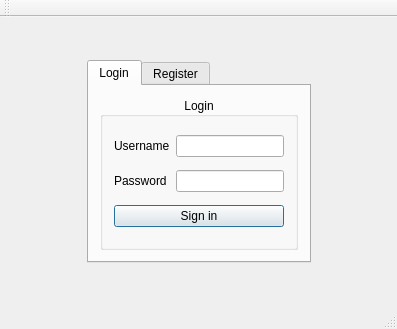
The window that Client/login.ui (PolitoTeam/Scriba) describes before a commit, drawn with Qt 5.
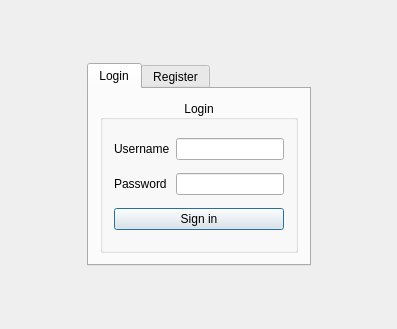
The same window after the commit.

Commit message:
Add stacked widget for login and home
Put Home and Login in QStackedWidget, Editor left in separated window.
Update .gitignore.

The edit to the form file:
```diff
--- a/Client/login.ui
+++ b/Client/login.ui
@@ -1,7 +1,7 @@
 <?xml version="1.0" encoding="UTF-8"?>
 <ui version="4.0">
  <class>Login</class>
- <widget class="QMainWindow" name="Login">
+ <widget class="QWidget" name="Login">
   <property name="geometry">
    <rect>
     <x>0</x>
@@ -13,22 +13,12 @@
   <property name="windowTitle">
    <string>Login</string>
   </property>
-  <widget class="QWidget" name="centralWidget">
    <layout class="QGridLayout" name="gridLayout">
-    <item row="2" column="1">
-     <spacer name="verticalSpacer">
-      <property name="orientation">
-       <enum>Qt::Vertical</enum>
-      </property>
-      <property name="sizeHint" stdset="0">
-       <size>
-        <width>20</width>
-        <height>40</height>
-       </size>
-      </property>
-     </spacer>
-    </item>
-    <item row="1" column="1">
+   <item row="0" column="0">
+    <widget class="QStackedWidget" name="stackedWidget">
+     <widget class="QWidget" name="pageLogin">
+      <layout class="QGridLayout" name="gridLayout_2">
+       <item row="1" column="1" rowspan="2">
      <widget class="QTabWidget" name="tabWidget">
       <property name="currentIndex">
        <number>0</number>
@@ -198,6 +188,19 @@
       </property>
      </spacer>
     </item>
+       <item row="0" column="1">
+        <spacer name="verticalSpacer">
+         <property name="orientation">
+          <enum>Qt::Vertical</enum>
+         </property>
+         <property name="sizeHint" stdset="0">
+          <size>
+           <width>20</width>
+           <height>40</height>
+          </size>
+         </property>
+        </spacer>
+       </item>
     <item row="1" column="0">
      <spacer name="horizontalSpacer">
       <property name="orientation">
@@ -211,7 +214,7 @@
       </property>
      </spacer>
     </item>
-    <item row="0" column="1">
+       <item row="3" column="1">
      <spacer name="verticalSpacer_2">
       <property name="orientation">
        <enum>Qt::Vertical</enum>
@@ -226,25 +229,9 @@
     </item>
    </layout>
   </widget>
-  <widget class="QMenuBar" name="menuBar">
-   <property name="geometry">
-    <rect>
-     <x>0</x>
-     <y>0</y>
-     <width>397</width>
-     <height>22</height>
-    </rect>
-   </property>
-  </widget>
-  <widget class="QToolBar" name="mainToolBar">
-   <attribute name="toolBarArea">
-    <enum>TopToolBarArea</enum>
-   </attribute>
-   <attribute name="toolBarBreak">
-    <bool>false</bool>
-   </attribute>
-  </widget>
-  <widget class="QStatusBar" name="statusBar"/>
+    </widget>
+   </item>
+  </layout>
  </widget>
  <layoutdefault spacing="6" margin="11"/>
  <resources/>
```
Lines whose indentation alone changed are shown as unchanged. The commit also changes 11 other files.
